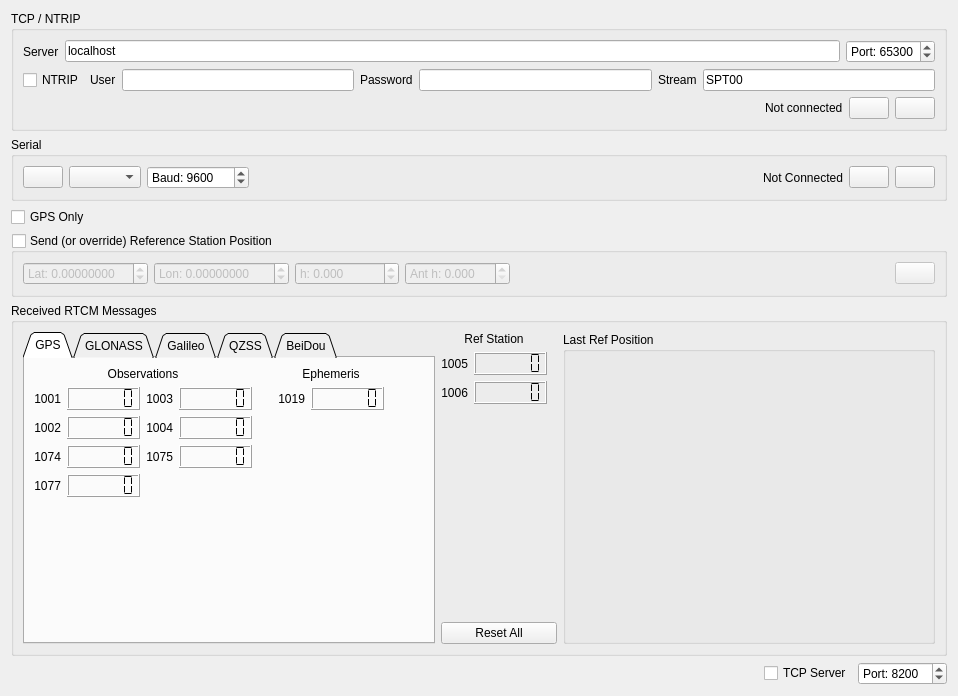
First picture: the form in Linux/RControlStation/rtcmwidget.ui, repository vedderb/rise_sdvp, before the edit.
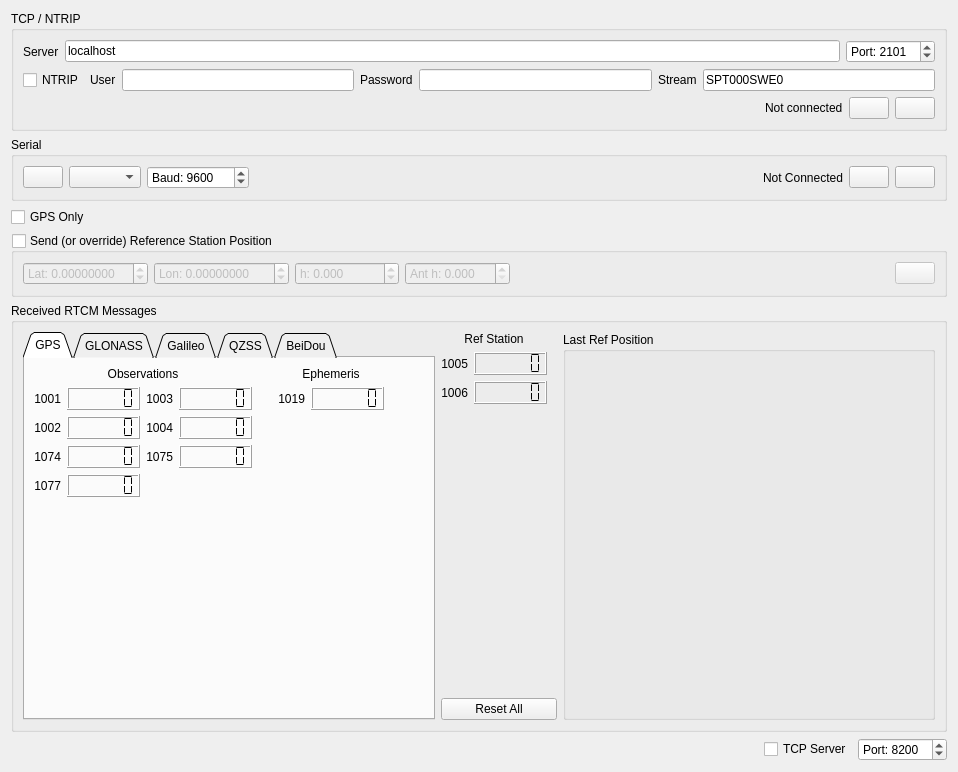
Second picture: the form after the edit. Icons and pictures are not drawn.

Commit message: RControlStation/rtcmwidget: update default port and stream name (Borås)

Patch:
```diff
--- a/Linux/RControlStation/rtcmwidget.ui
+++ b/Linux/RControlStation/rtcmwidget.ui
@@ -7,7 +7,7 @@
     <x>0</x>
     <y>0</y>
     <width>958</width>
-    <height>696</height>
+    <height>772</height>
    </rect>
   </property>
   <property name="windowTitle">
@@ -45,7 +45,7 @@
            <number>65535</number>
           </property>
           <property name="value">
-           <number>65300</number>
+           <number>2101</number>
           </property>
          </widget>
         </item>
@@ -104,7 +104,7 @@
         <item>
          <widget class="QLineEdit" name="ntripStreamEdit">
           <property name="text">
-           <string>SPT00</string>
+           <string>SPT000SWE0</string>
           </property>
           <property name="echoMode">
            <enum>QLineEdit::Normal</enum>
```
